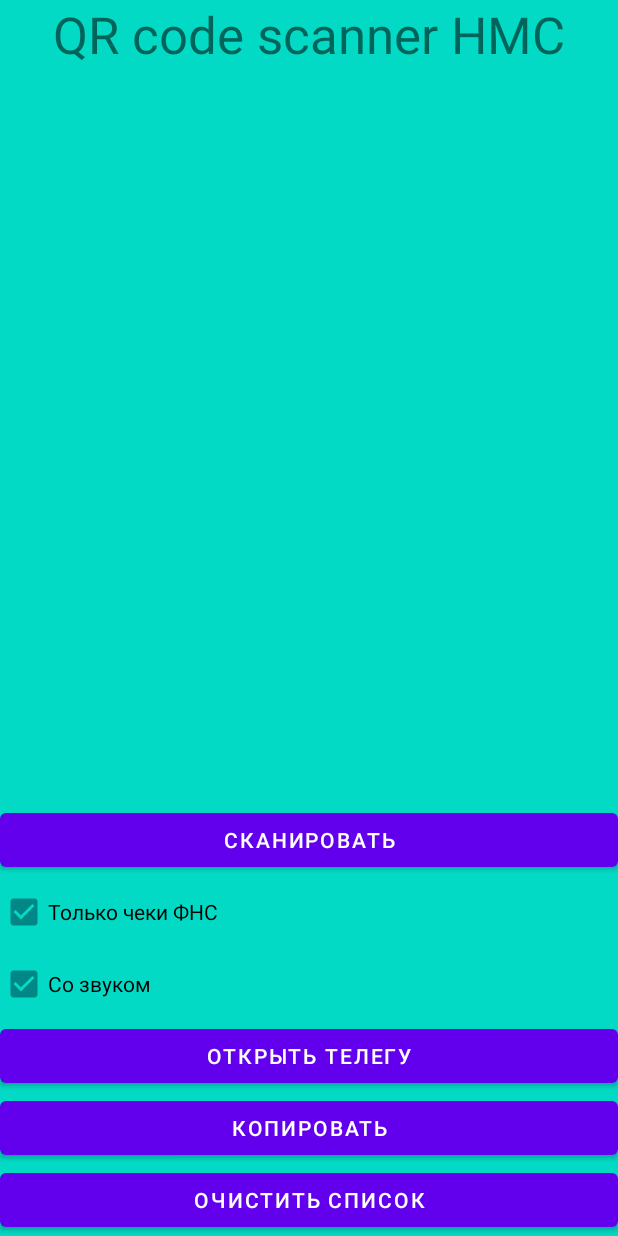
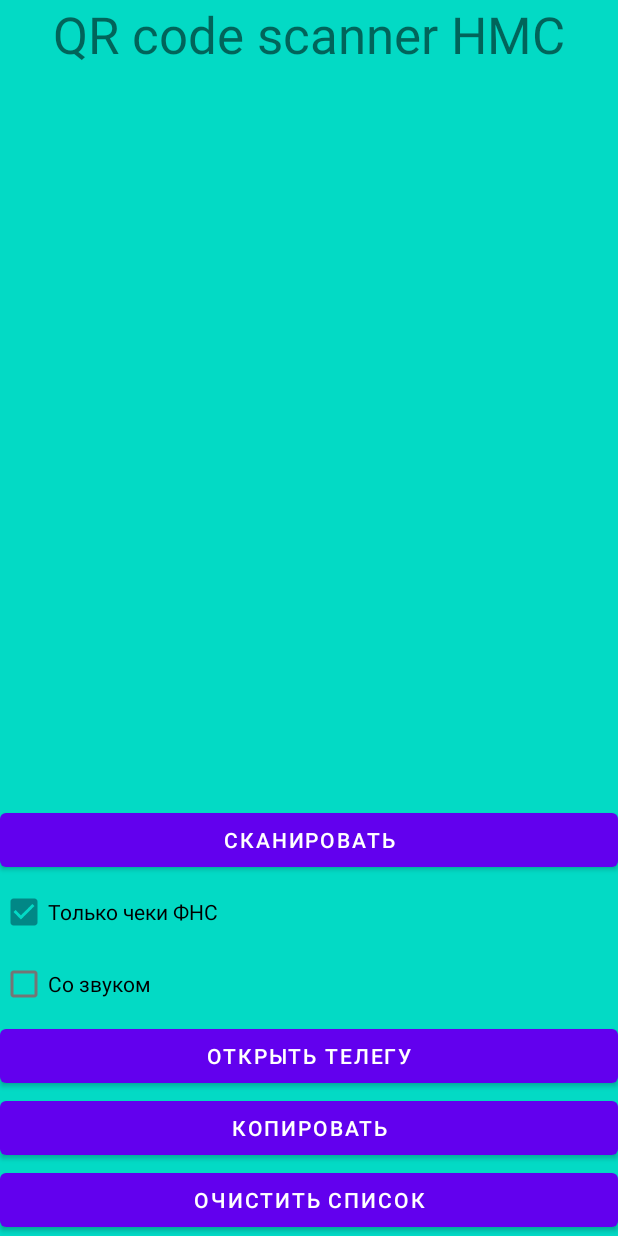
Before and after one commit to koshi8bit/android-hmc, an Android app: the screen it shows after launch (MainActivity), after a tap on "КОПИРОВАТЬ", on a phone screen of 412 x 824 dp. Run offline under Robolectric (Android 15) with nearby library versions, the phone set to English and light mode, and no system bars.

Commit message:
before light

```diff
--- a/app/src/main/java/com/koshi8bit/hmc/MainActivity.kt
+++ b/app/src/main/java/com/koshi8bit/hmc/MainActivity.kt
@@ -50,11 +50,13 @@ class MainActivity : AppCompatActivity() {
     }
 
 
-    private fun copyToClipboard(text: CharSequence){
+    private fun copyToClipboard(text: CharSequence, showMessage: Boolean){
         val clipboard = getSystemService(Context.CLIPBOARD_SERVICE) as ClipboardManager
         val clip = ClipData.newPlainText("label",text)
         clipboard.setPrimaryClip(clip)
-        Toast.makeText(this, getString(R.string.copyed), Toast.LENGTH_LONG).show()
+        if (showMessage) {
+            Toast.makeText(this, getString(R.string.copyed), Toast.LENGTH_LONG).show()
+        }
     }
 
     fun onClearClick(view: View?) {
@@ -62,7 +64,7 @@ class MainActivity : AppCompatActivity() {
     }
 
     fun onCopyClick(view: View?) {
-        copyToClipboard(textView_qrs?.text ?: "")
+        copyToClipboard(textView_qrs?.text ?: "", true)
     }
 
 
@@ -75,7 +77,7 @@ class MainActivity : AppCompatActivity() {
                 val returnString = data!!.getStringExtra(Intent.EXTRA_TEXT)
                 val res = textView_qrs?.text.toString() + "\n" + returnString
                 textView_qrs?.text = res
-                copyToClipboard(textView_qrs?.text ?: "")
+                copyToClipboard(textView_qrs?.text ?: "", false)
             }
         }
     }
--- a/app/src/main/res/layout/activity_main.xml
+++ b/app/src/main/res/layout/activity_main.xml
@@ -44,7 +44,7 @@
             android:id="@+id/with_sound"
             android:layout_width="match_parent"
             android:layout_height="wrap_content"
-            android:checked="true"
+            android:checked="false"
             android:text="@string/with_sound" />
 
         <Button
```
